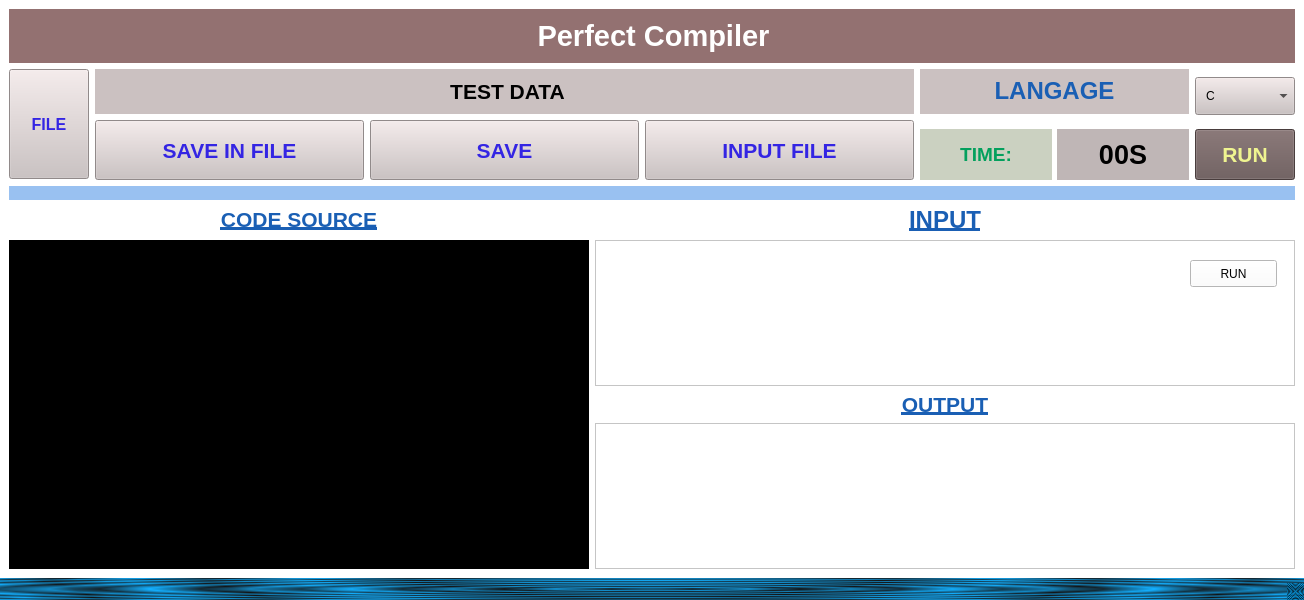
Qt form mainwindow.ui (parfaittolefo/PerfectCompiler) before a commit.
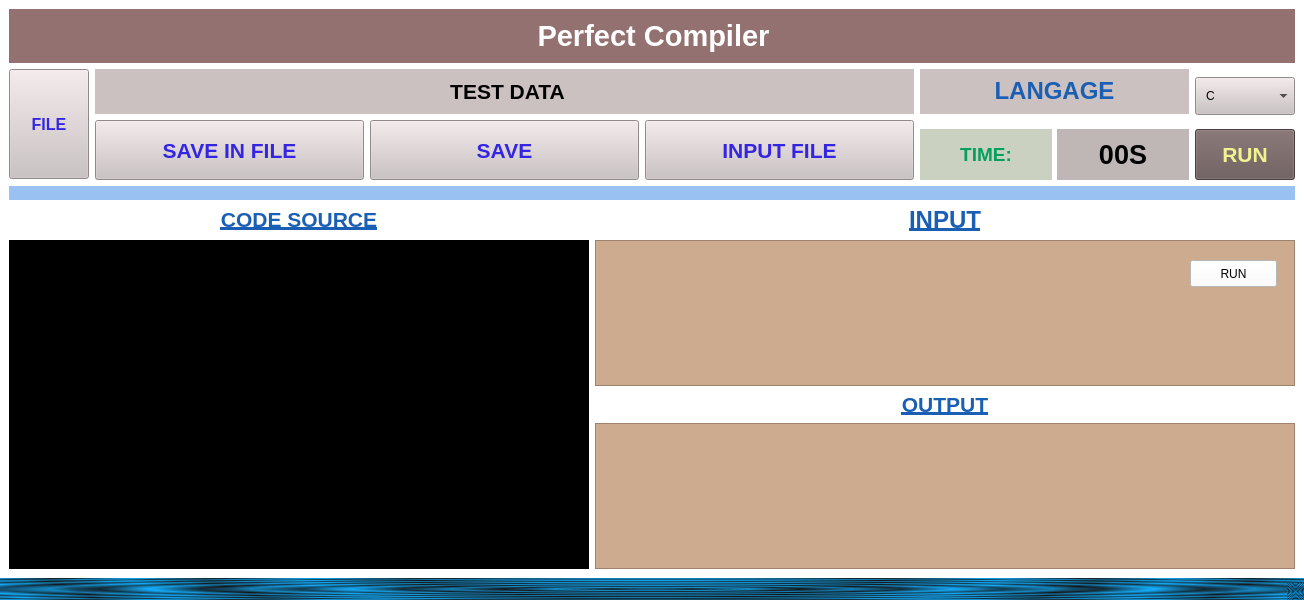
The same form after that commit.

Commit message: Mise à jour color input

```diff
--- a/mainwindow.ui
+++ b/mainwindow.ui
@@ -308,7 +308,8 @@
         </size>
        </property>
        <property name="styleSheet">
-        <string notr="true"/>
+        <string notr="true">background-color: rgb(205, 171, 143);
+color: rgb(255, 255, 255);</string>
        </property>
        <property name="html">
         <string>&lt;!DOCTYPE HTML PUBLIC &quot;-//W3C//DTD HTML 4.0//EN&quot; &quot;http://www.w3.org/TR/REC-html40/strict.dtd&quot;&gt;
@@ -330,7 +331,8 @@
     <item row="6" column="1">
      <widget class="QTextBrowser" name="OUTPUT_BRS">
       <property name="styleSheet">
-       <string notr="true">color: rgb(99, 69, 44);
+       <string notr="true">color: rgb(255, 255, 255);
+background-color: rgb(205, 171, 143);
 font: 75 italic 14pt &quot;DejaVu Math TeX Gyre&quot;;</string>
       </property>
      </widget>
```
The commit also changes 1 other file.
